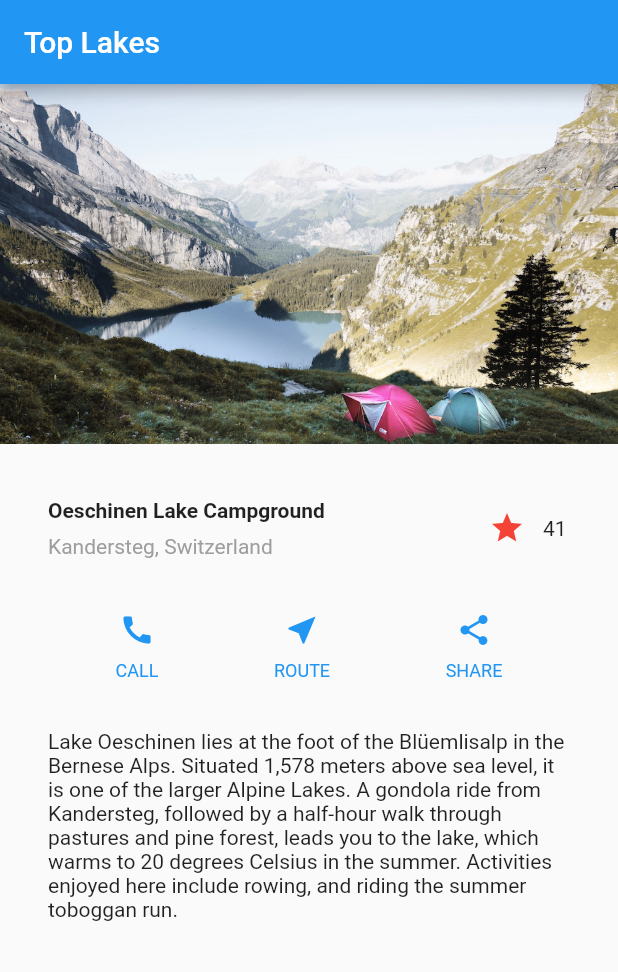
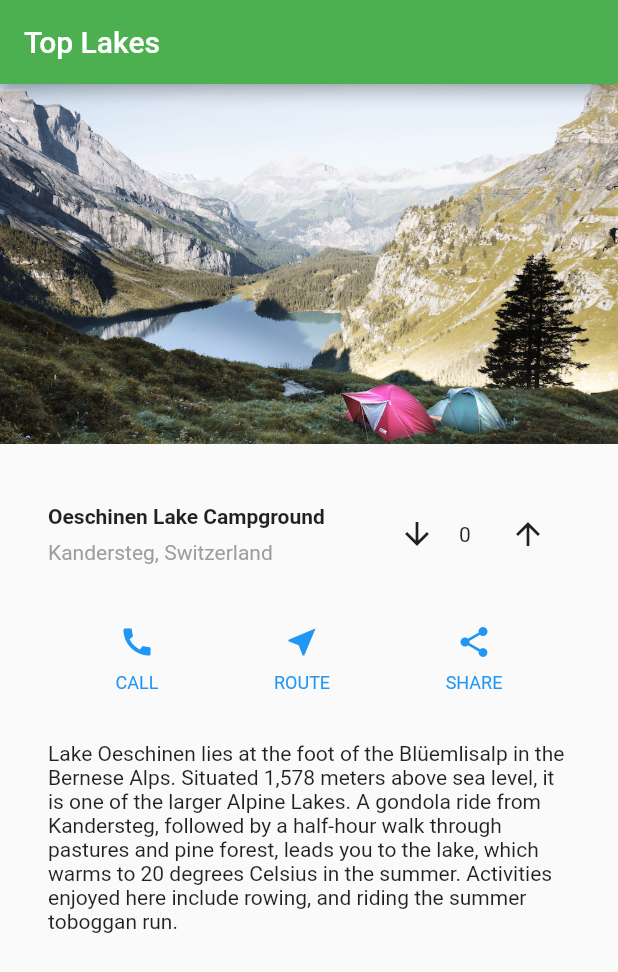
Before and after one commit to harryschmach/flutter_app_test, a Flutter app: the screen it shows after launch, on a phone screen of 412 x 824 dp. Shown: the top 972 px of the screen. Run offline on Flutter 3.47's test engine with Material 2 defaults, Android fonts, the phone set to English and light mode, and no system bars.

```diff
--- a/lib/main.dart
+++ b/lib/main.dart
@@ -3,13 +3,16 @@
 // found in the LICENSE file.
 
 import 'package:flutter/material.dart';
+import 'dart:io';
+import 'dart:async';
+import 'package:path_provider/path_provider.dart';
 import 'package:flutter/rendering.dart' show debugPaintSizeEnabled;
 
 // Uncomment lines 7 and 10 to view the visual layout at runtime.
 //import 'package:flutter/rendering.dart' show debugPaintSizeEnabled;
 
 void main() {
-  debugPaintSizeEnabled = true;
+  debugPaintSizeEnabled = false;
   runApp(new MyApp());
 }
 
@@ -98,6 +101,7 @@ Lake Oeschinen lies at the foot of the Blüemlisalp in the Bernese Alps. Situate
 
     return new MaterialApp(
       title: 'Flutter Demo',
+      theme: new ThemeData(primarySwatch: Colors.green),
       home: new Scaffold(
         appBar: new AppBar(
           title: new Text('Top Lakes'),
@@ -126,7 +130,62 @@ class FavoriteWidget extends StatefulWidget {
 }
 class _FavoriteWidgetState extends State<FavoriteWidget> {
   bool _isFavorited = true;
-  int _favoriteCount = 41;
+  int _favoriteCount;
+
+  @override
+  void initState() {
+    super.initState();
+    _readCounter().then((int value) {
+      setState(() {
+        _favoriteCount = value;
+      });
+    });
+  }
+
+  Future<File> _getLocalFile() async {
+    // get the path to the document directory.
+    String dir = (await getApplicationDocumentsDirectory()).path;
+    return new File('$dir/counter.txt');
+  }
+
+  Future<int> _readCounter() async {
+    try {
+      File file = await _getLocalFile();
+      // read the variable as a string from the file.
+      String contents = await file.readAsString();
+      return int.parse(contents);
+    } on FileSystemException {
+      return 0;
+    }
+  }
+
+  Future<Null> _incrementFavorite() async {
+    setState(() {
+      _favoriteCount++;
+    });
+    // write the variable as a string to the file
+    await (await _getLocalFile()).writeAsString('$_favoriteCount');
+  }
+
+  Future<Null> _decrementFavorite() async {
+    setState(() {
+      _favoriteCount--;
+    });
+    // write the variable as a string to the file
+    await (await _getLocalFile()).writeAsString('$_favoriteCount');
+  }
+
+//  void _incrementFavorite(){
+//    setState((){
+//      _favoriteCount += 1;
+//    });
+//  }
+//
+//  void _decrementFavorite(){
+//    setState((){
+//      _favoriteCount -= 1;
+//    });
+//  }
 
   void _toggleFavorite() {
     setState(() {
@@ -147,15 +206,23 @@ class _FavoriteWidgetState extends State<FavoriteWidget> {
     return new Row(
       mainAxisSize: MainAxisSize.min,
       children: [
+//        new Container(
+//          padding: new EdgeInsets.all(0.0),
+//          child: new IconButton(
+//            icon: (_isFavorited
+//                ? new Icon(Icons.star)
+//                : new Icon(Icons.star_border)),
+//            color: Colors.red[500],
+//            onPressed: _toggleFavorite,
+//          ),
+//        ),
         new Container(
-          padding: new EdgeInsets.all(0.0),
+          padding: new EdgeInsets.all(4.0),
           child: new IconButton(
-            icon: (_isFavorited
-                ? new Icon(Icons.star)
-                : new Icon(Icons.star_border)),
-            color: Colors.red[500],
-            onPressed: _toggleFavorite,
+              icon: new Icon(Icons.arrow_downward),
+              onPressed: _decrementFavorite,
           ),
+
         ),
         new SizedBox(
           width: 18.0,
@@ -163,6 +230,14 @@ class _FavoriteWidgetState extends State<FavoriteWidget> {
             child: new Text('$_favoriteCount'),
           ),
         ),
+        new Container(
+          padding: new EdgeInsets.all(4.0),
+          child: new IconButton(
+            icon: new Icon(Icons.arrow_upward),
+            onPressed: _incrementFavorite,
+          ),
+
+        ),
       ],
     );
   }
```
